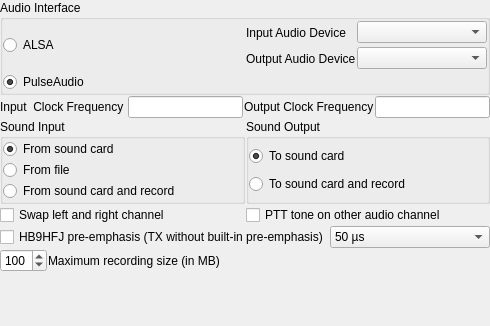
Before: the Qt Designer form src/config/soundconfig.ui in hb9tob/QSSTV, drawn with Qt 5.
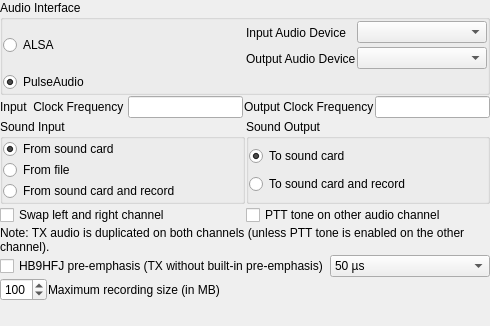
After: the same form once the commit is applied.

Commit message: Note TX stereo duplication in sound config dialog

The edit to the form file:
```diff
--- a/src/config/soundconfig.ui
+++ b/src/config/soundconfig.ui
@@ -296,6 +296,16 @@
      </item>
     </layout>
    </item>
+   <item>
+    <widget class="QLabel" name="stereoNoteLabel">
+     <property name="text">
+      <string>Note: TX audio is duplicated on both channels (unless PTT tone is enabled on the other channel).</string>
+     </property>
+     <property name="wordWrap">
+      <bool>true</bool>
+     </property>
+    </widget>
+   </item>
    <item>
     <layout class="QHBoxLayout" name="horizontalLayout_preemph">
      <item>
```
